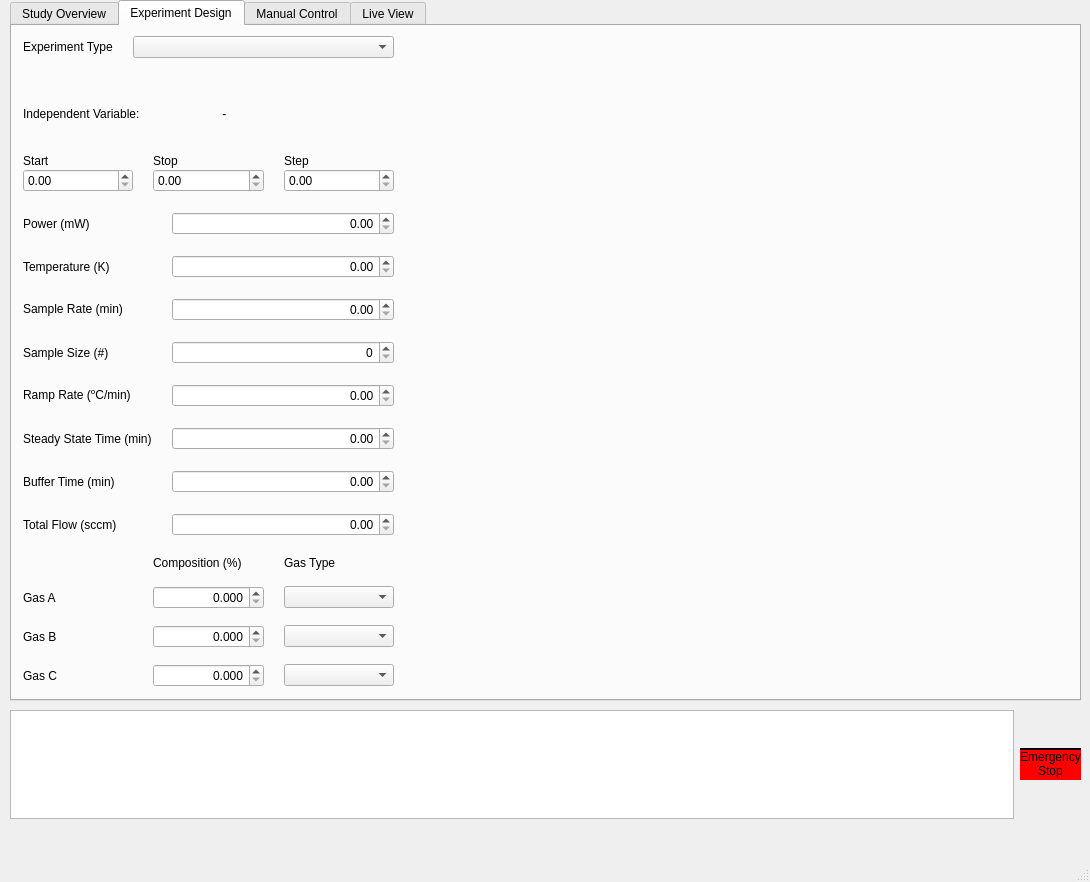
Old version of the form photoreactor_code/reactorUI_mainwindow.ui in the repository Dionne-Lab/catalight.
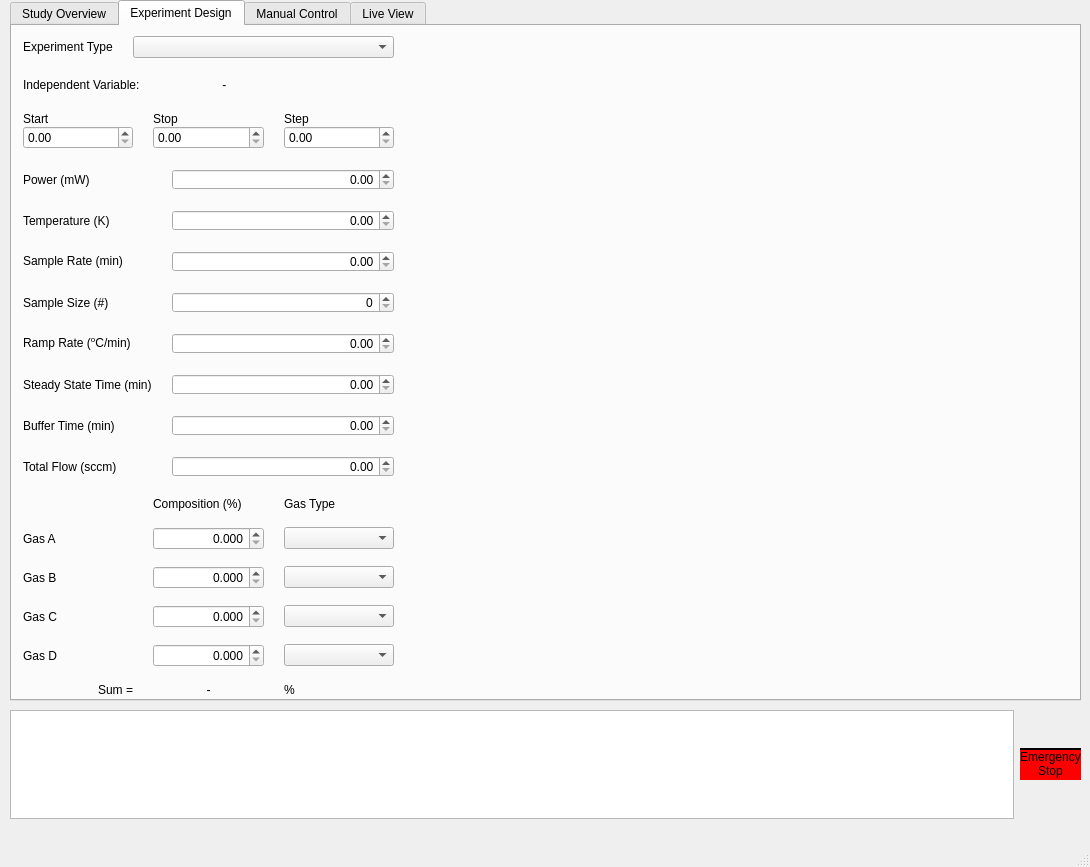
New version of the form. The open tabs and pages were chosen to show the change. Icons and pictures are not drawn. Custom widgets are drawn as their Qt base class.

Commit message: dumb resizing error came back. fixed again in designer

The edit to the form file:
```diff
--- a/photoreactor_code/reactorUI_mainwindow.ui
+++ b/photoreactor_code/reactorUI_mainwindow.ui
@@ -7,7 +7,7 @@
     <x>0</x>
     <y>0</y>
     <width>1090</width>
-    <height>882</height>
+    <height>867</height>
    </rect>
   </property>
   <property name="windowTitle">
@@ -261,7 +261,7 @@
         <x>390</x>
         <y>10</y>
         <width>661</width>
-        <height>651</height>
+        <height>661</height>
        </rect>
       </property>
       <layout class="QVBoxLayout" name="verticalLayout_8"/>
@@ -272,7 +272,7 @@
         <x>11</x>
         <y>10</y>
         <width>371</width>
-        <height>720</height>
+        <height>661</height>
        </rect>
       </property>
       <layout class="QVBoxLayout" name="verticalLayout">
@@ -676,6 +676,13 @@
            </property>
           </widget>
          </item>
+         <item row="5" column="2">
+          <widget class="QLabel" name="label_39">
+           <property name="text">
+            <string>%</string>
+           </property>
+          </widget>
+         </item>
         </layout>
        </item>
       </layout>
```
Left out of the diff: 15 changed lines with no effect on the pictures.
